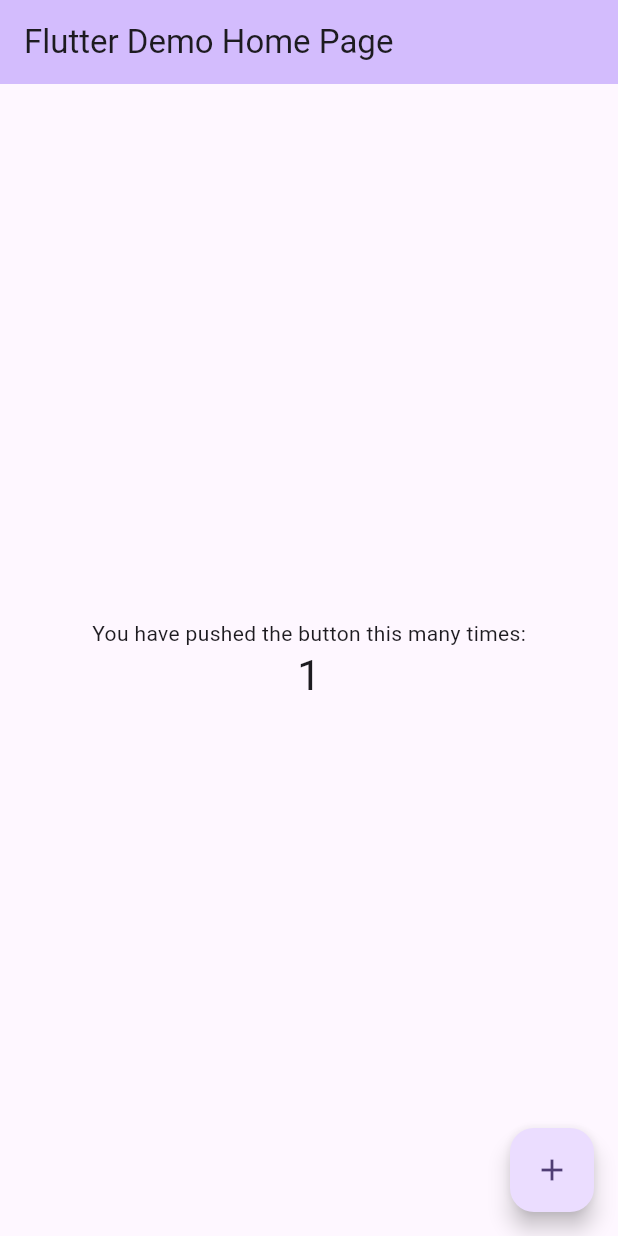
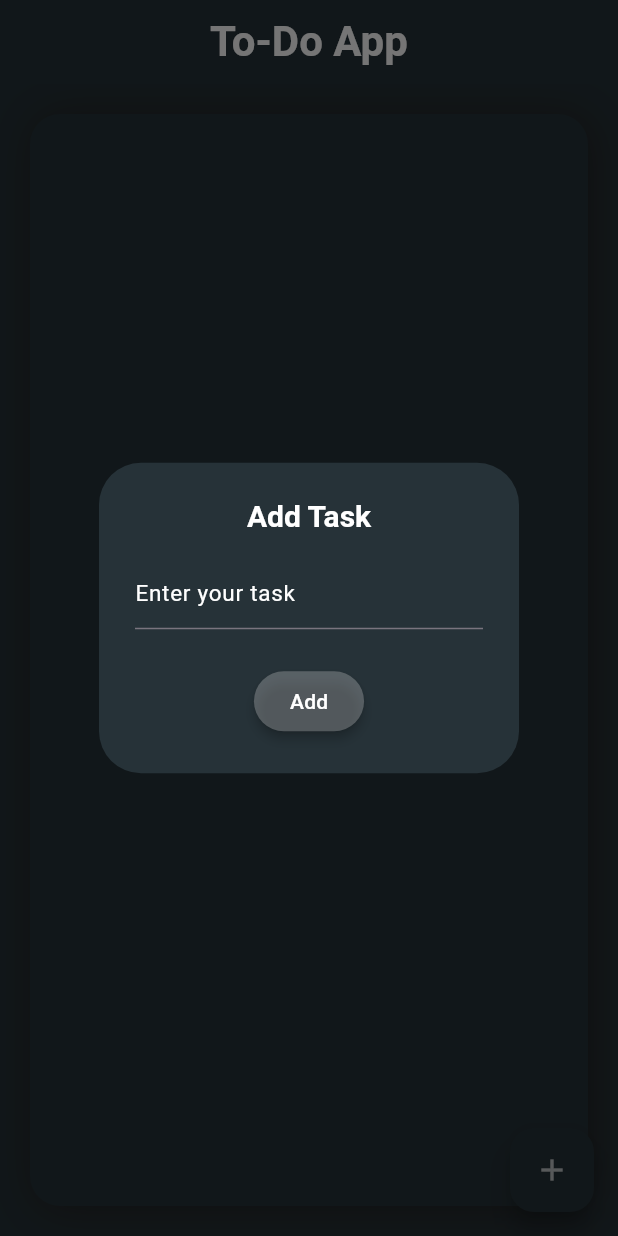
Before and after one commit to sawongam/To-Do-List-App, a Flutter app: the screen it shows after launch, after a tap on the "add" icon, on a phone screen of 412 x 824 dp. Run offline on Flutter 3.47's test engine with Material 3 defaults, Android fonts, the phone set to English and light mode, and no system bars; our stand-ins replace sqflite; accounts and stored records are empty.

Commit message:
overall structure developed

```diff
--- /dev/null
+++ b/lib/home.dart
@@ -0,0 +1,231 @@
+import 'package:flutter/cupertino.dart';
+import 'package:flutter/material.dart';
+import 'package:sqflite/sqflite.dart';
+
+class HomePage extends StatefulWidget {
+  const HomePage({super.key});
+
+  @override
+  State<HomePage> createState() => _HomePageState();
+}
+
+class _HomePageState extends State<HomePage> {
+  late Database db;
+  List<Map> tasks = [];
+
+  final TextEditingController _taskController = TextEditingController();
+
+  @override
+  void initState() {
+    super.initState();
+    initDatabase();
+  }
+
+  @override
+  Widget build(BuildContext context) {
+    return Scaffold(
+      appBar: AppBar(
+        centerTitle: true,
+        title: InkWell(
+            onTap: () {
+              deleteAllData();
+            },
+            child: const Text('To-Do App')),
+        backgroundColor: Colors.blueGrey[900],
+        titleTextStyle: const TextStyle(
+          color: Colors.white,
+          fontSize: 28,
+          fontWeight: FontWeight.bold,
+        ),
+      ),
+      floatingActionButton: FloatingActionButton(
+        onPressed: () {
+          showDialog(
+              context: context,
+              builder: (context) {
+                return AlertDialog(
+                  title: const Text(
+                    'Add Task',
+                    textAlign: TextAlign.center,
+                  ),
+                  content: TextField(
+                    controller: _taskController,
+                    decoration: const InputDecoration(
+                      hintText: 'Enter your task',
+                      hintStyle: TextStyle(
+                          color: Colors.white,
+                          fontSize: 15,
+                          fontWeight: FontWeight.normal),
+                    ),
+                    style: const TextStyle(
+                      color: Colors.white,
+                      // fontSize: 18,
+                      // fontWeight: FontWeight.bold,
+                    ),
+                  ),
+                  backgroundColor: Colors.blueGrey[900],
+                  titleTextStyle: const TextStyle(
+                    color: Colors.white,
+                    fontSize: 20,
+                    fontWeight: FontWeight.bold,
+                  ),
+                  actions: [
+                    Center(
+                      child: ElevatedButton(
+                        onPressed: () {
+                          insertData(_taskController.text);
+                          Navigator.pop(context);
+                        },
+                        style: ElevatedButton.styleFrom(
+                          backgroundColor: Colors.white24,
+                          foregroundColor: Colors.white,
+                          elevation: 3,
+                        ),
+                        child: const Text('Add'),
+                      ),
+                    ),
+                  ],
+                );
+              });
+        },
+        child: const Icon(
+          Icons.add,
+          color: Colors.white70,
+        ),
+        backgroundColor: Colors.blueGrey[900],
+        elevation: 7,
+      ),
+      body: Padding(
+        padding: EdgeInsets.all(20.0),
+        child: Container(
+          decoration: BoxDecoration(
+            color: Colors.blueGrey[900],
+            borderRadius: BorderRadius.circular(20),
+            boxShadow: [
+              BoxShadow(
+                color: Colors.grey[900]!,
+                blurRadius: 25,
+                spreadRadius: 1,
+                offset: Offset(3, 2),
+              ),
+            ],
+          ),
+          child: tasks.isNotEmpty
+              ? ListView.builder(
+                  shrinkWrap: true,
+                  itemCount: tasks.length,
+                  itemBuilder: (context, index) {
+                    String task = tasks[index]['title'];
+                    int isDone = tasks[index]['isDone'];
+                    bool isDoneBool = isDone == 1;
+                    return GestureDetector(
+                      onLongPress: () {
+                        deleteData();
+                      },
+                      child: Card(
+                        color: Colors.blueGrey[900],
+                        child: ListTile(
+                          leading: InkWell(
+                            onTap: () {
+                              print(tasks[index]);
+                            },
+                            child: Container(
+                              height: 35,
+                              width: 5,
+                              color: Colors.green,
+                            ),
+                          ),
+                          title: Text(
+                            task,
+                            style: !isDoneBool
+                                ? const TextStyle(
+                                    color: Colors.white,
+                                    fontSize: 18,
+                                    fontWeight: FontWeight.bold,
+                                  )
+                                : TextStyle(
+                                    color: Colors.white,
+                                    fontSize: 18,
+                                    fontWeight: FontWeight.bold,
+                                    decoration: TextDecoration.lineThrough,
+                                    decorationStyle: TextDecorationStyle.solid,
+                                    decorationColor: Colors.grey[900]!,
+                                    decorationThickness: 3,
+                                  ),
+                          ),
+                          trailing: CupertinoSwitch(
+                            value: isDoneBool,
+                            onChanged: (value) {
+                              setState(() {
+                                isDoneBool = !isDoneBool;
+                              });
+                              updateIsDone(index, isDone);
+                            },
+                            activeColor: Colors.green,
+                          ),
+                        ),
+                      ),
+                    );
+                  })
+              : const Center(
+                  child: Text(
+                    'No tasks added yet!',
+                    style: TextStyle(
+                      color: Colors.white,
+                      fontSize: 15,
+                    ),
+                  ),
+                ),
+        ),
+      ),
+    );
+  }
+
+  void initDatabase() async {
+    var databasesPath = await getDatabasesPath();
+    var path = '${databasesPath}todo.db';
+    db = await openDatabase(path, version: 1,
+        onCreate: (Database db, int version) async {
+      await db.execute(
+          'CREATE TABLE tasks (id INTEGER PRIMARY KEY, title TEXT, isDone INTEGER)');
+    });
+    readData();
+  }
+
+  void readData() async {
+    List<Map> tempTasks = await db.rawQuery('SELECT * FROM tasks');
+    setState(() {
+      tasks = tempTasks;
+    });
+  }
+
+  void insertData(String task) async {
+    await db.transaction((txn) async {
+      txn.rawInsert('INSERT INTO tasks(title, isDone) VALUES("$task", 0)');
+    });
+    readData();
+  }
+
+  void updateIsDone(int index, int isDone) async {
+    int id = tasks[index]['id'];
+    await db.transaction((txn) async {
+      txn.rawUpdate('UPDATE tasks SET isDone = ? WHERE id = ?',
+          [isDone == 1 ? 0 : 1, id]);
+    });
+    readData();
+  }
+
+  void deleteData() async {
+    await db.transaction((txn) async {
+      txn.rawDelete('DELETE FROM tasks WHERE isDone = 1');
+    });
+    readData();
+  }
+
+  void deleteAllData() async {
+    await db.transaction((txn) async {
+      txn.rawDelete('DELETE FROM tasks');
+    });
+    readData();
+  }
+}
--- a/lib/main.dart
+++ b/lib/main.dart
@@ -1,4 +1,6 @@
 import 'package:flutter/material.dart';
+
+import 'home.dart';
 
 void main() {
   runApp(const MyApp());
@@ -7,119 +9,17 @@ void main() {
 class MyApp extends StatelessWidget {
   const MyApp({super.key});
 
-  // This widget is the root of your application.
   @override
   Widget build(BuildContext context) {
-    return MaterialApp(
-      title: 'Flutter Demo',
+    return  MaterialApp(
+      debugShowCheckedModeBanner: false,
       theme: ThemeData(
-        // This is the theme of your application.
-        //
-        // TRY THIS: Try running your application with "flutter run". You'll see
-        // the application has a purple toolbar. Then, without quitting the app,
-        // try changing the seedColor in the colorScheme below to Colors.green
-        // and then invoke "hot reload" (save your changes or press the "hot
-        // reload" button in a Flutter-supported IDE, or press "r" if you used
-        // the command line to start the app).
-        //
-        // Notice that the counter didn't reset back to zero; the application
-        // state is not lost during the reload. To reset the state, use hot
-        // restart instead.
-        //
-        // This works for code too, not just values: Most code changes can be
-        // tested with just a hot reload.
-        colorScheme: ColorScheme.fromSeed(seedColor: Colors.deepPurple),
-        useMaterial3: true,
+        scaffoldBackgroundColor: Colors.blueGrey[900],
+        textTheme: const TextTheme(
+          bodyMedium: TextStyle(color: Colors.white),
+        ),
       ),
-      home: const MyHomePage(title: 'Flutter Demo Home Page'),
+      home: const HomePage(),
     );
   }
 }
-
-class MyHomePage extends StatefulWidget {
-  const MyHomePage({super.key, required this.title});
-
-  // This widget is the home page of your application. It is stateful, meaning
-  // that it has a State object (defined below) that contains fields that affect
-  // how it looks.
-
-  // This class is the configuration for the state. It holds the values (in this
-  // case the title) provided by the parent (in this case the App widget) and
-  // used by the build method of the State. Fields in a Widget subclass are
-  // always marked "final".
-
-  final String title;
-
-  @override
-  State<MyHomePage> createState() => _MyHomePageState();
-}
-
-class _MyHomePageState extends State<MyHomePage> {
-  int _counter = 0;
-
-  void _incrementCounter() {
-    setState(() {
-      // This call to setState tells the Flutter framework that something has
-      // changed in this State, which causes it to rerun the build method below
-      // so that the display can reflect the updated values. If we changed
-      // _counter without calling setState(), then the build method would not be
-      // called again, and so nothing would appear to happen.
-      _counter++;
-    });
-  }
-
-  @override
-  Widget build(BuildContext context) {
-    // This method is rerun every time setState is called, for instance as done
-    // by the _incrementCounter method above.
-    //
-    // The Flutter framework has been optimized to make rerunning build methods
-    // fast, so that you can just rebuild anything that needs updating rather
-    // than having to individually change instances of widgets.
-    return Scaffold(
-      appBar: AppBar(
-        // TRY THIS: Try changing the color here to a specific color (to
-        // Colors.amber, perhaps?) and trigger a hot reload to see the AppBar
-        // change color while the other colors stay the same.
-        backgroundColor: Theme.of(context).colorScheme.inversePrimary,
-        // Here we take the value from the MyHomePage object that was created by
-        // the App.build method, and use it to set our appbar title.
-        title: Text(widget.title),
-      ),
-      body: Center(
-        // Center is a layout widget. It takes a single child and positions it
-        // in the middle of the parent.
-        child: Column(
-          // Column is also a layout widget. It takes a list of children and
-          // arranges them vertically. By default, it sizes itself to fit its
-          // children horizontally, and tries to be as tall as its parent.
-          //
-          // Column has various properties to control how it sizes itself and
-          // how it positions its children. Here we use mainAxisAlignment to
-          // center the children vertically; the main axis here is the vertical
-          // axis because Columns are vertical (the cross axis would be
-          // horizontal).
-          //
-          // TRY THIS: Invoke "debug painting" (choose the "Toggle Debug Paint"
-          // action in the IDE, or press "p" in the console), to see the
-          // wireframe for each widget.
-          mainAxisAlignment: MainAxisAlignment.center,
-          children: <Widget>[
-            const Text(
-              'You have pushed the button this many times:',
-            ),
-            Text(
-              '$_counter',
-              style: Theme.of(context).textTheme.headlineMedium,
-            ),
-          ],
-        ),
-      ),
-      floatingActionButton: FloatingActionButton(
-        onPressed: _incrementCounter,
-        tooltip: 'Increment',
-        child: const Icon(Icons.add),
-      ), // This trailing comma makes auto-formatting nicer for build methods.
-    );
-  }
-}
--- a/pubspec.yaml
+++ b/pubspec.yaml
@@ -35,6 +35,7 @@ dependencies:
   # The following adds the Cupertino Icons font to your application.
   # Use with the CupertinoIcons class for iOS style icons.
   cupertino_icons: ^1.0.2
+  sqflite: ^2.3.2
 
 dev_dependencies:
   flutter_test:
```
Also changed, not shown: lib/demo.dart (added, +99 -0 lines), pubspec.lock, 24 other files.
